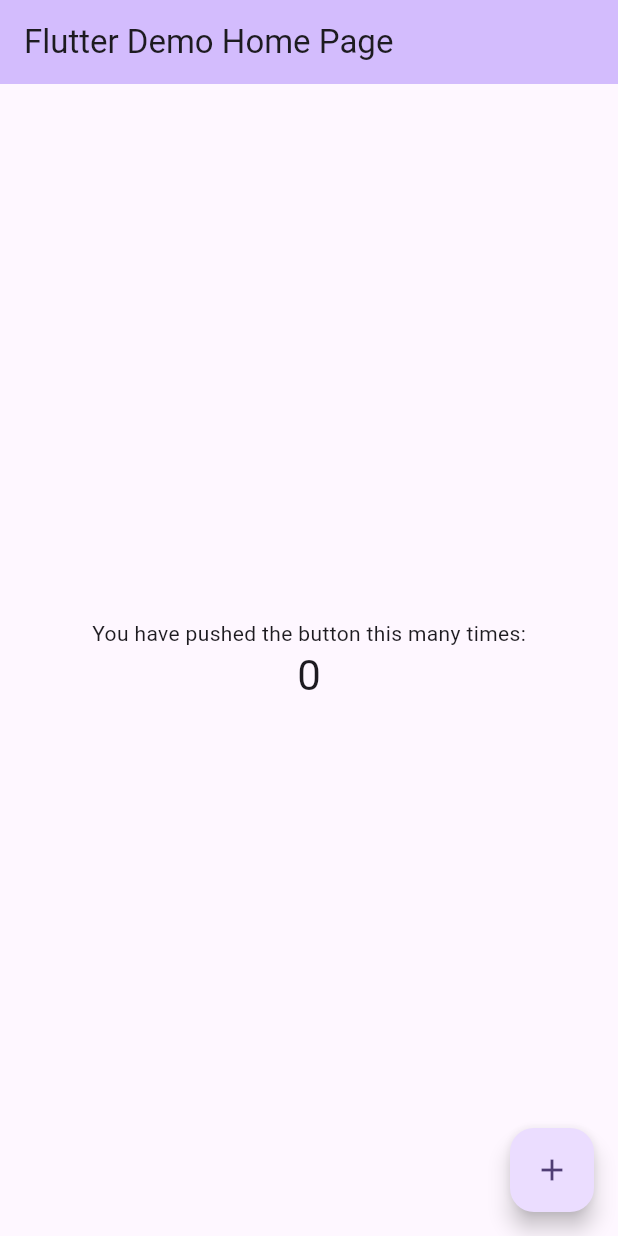
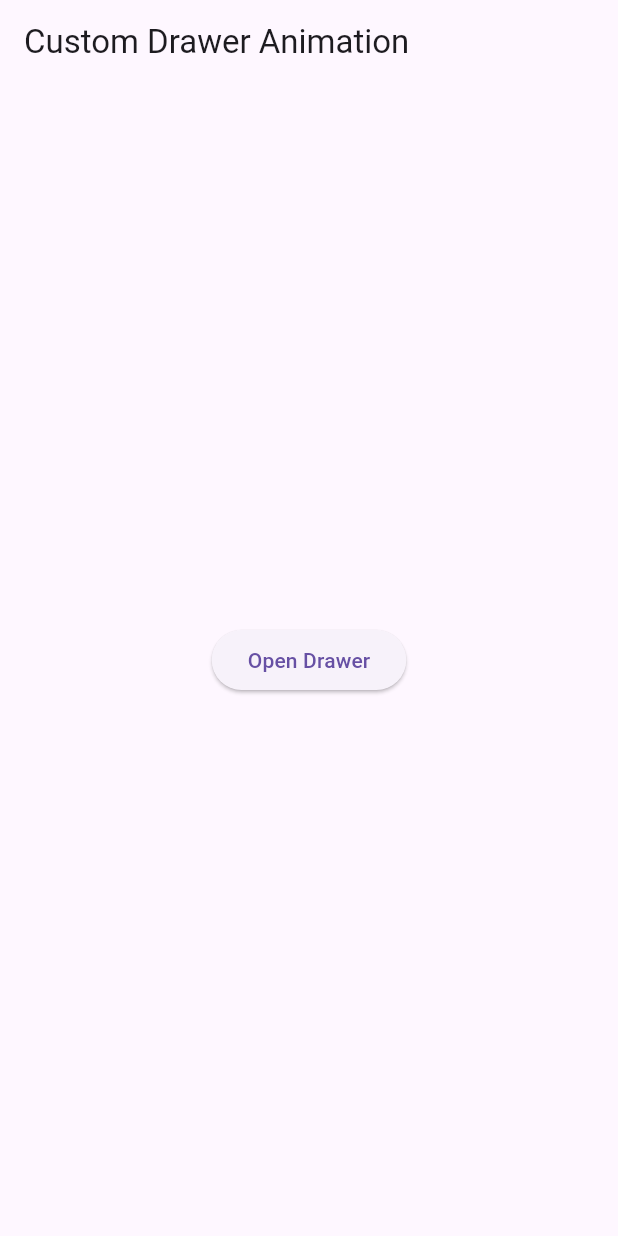
Before and after one commit to hasanalbanna012/practice-sheet, a Flutter app: the screen it shows after launch, on a phone screen of 412 x 824 dp. Run offline on Flutter 3.47's test engine with Material 3 defaults, Android fonts, the phone set to English and light mode, and no system bars; our stand-ins replace image_picker.

Commit message:
all done

```diff
--- a/task19/lib/main.dart
+++ b/task19/lib/main.dart
@@ -7,116 +7,112 @@ void main() {
 class MyApp extends StatelessWidget {
   const MyApp({super.key});
 
-  // This widget is the root of your application.
   @override
   Widget build(BuildContext context) {
     return MaterialApp(
-      title: 'Flutter Demo',
-      theme: ThemeData(
-        // This is the theme of your application.
-        //
-        // TRY THIS: Try running your application with "flutter run". You'll see
-        // the application has a purple toolbar. Then, without quitting the app,
-        // try changing the seedColor in the colorScheme below to Colors.green
-        // and then invoke "hot reload" (save your changes or press the "hot
-        // reload" button in a Flutter-supported IDE, or press "r" if you used
-        // the command line to start the app).
-        //
-        // Notice that the counter didn't reset back to zero; the application
-        // state is not lost during the reload. To reset the state, use hot
-        // restart instead.
-        //
-        // This works for code too, not just values: Most code changes can be
-        // tested with just a hot reload.
-        colorScheme: ColorScheme.fromSeed(seedColor: Colors.deepPurple),
-      ),
-      home: const MyHomePage(title: 'Flutter Demo Home Page'),
+      title: 'Custom Drawer Animation',
+      theme: ThemeData(useMaterial3: true),
+      home: const CustomDrawerScreen(),
     );
   }
 }
 
-class MyHomePage extends StatefulWidget {
-  const MyHomePage({super.key, required this.title});
-
-  // This widget is the home page of your application. It is stateful, meaning
-  // that it has a State object (defined below) that contains fields that affect
-  // how it looks.
-
-  // This class is the configuration for the state. It holds the values (in this
-  // case the title) provided by the parent (in this case the App widget) and
-  // used by the build method of the State. Fields in a Widget subclass are
-  // always marked "final".
-
-  final String title;
+class CustomDrawerScreen extends StatefulWidget {
+  const CustomDrawerScreen({super.key});
 
   @override
-  State<MyHomePage> createState() => _MyHomePageState();
+  State<CustomDrawerScreen> createState() => _CustomDrawerScreenState();
 }
 
-class _MyHomePageState extends State<MyHomePage> {
-  int _counter = 0;
+class _CustomDrawerScreenState extends State<CustomDrawerScreen>
+    with SingleTickerProviderStateMixin {
+  late AnimationController _animationController;
+  late Animation<Offset> _slideAnimation;
 
-  void _incrementCounter() {
-    setState(() {
-      // This call to setState tells the Flutter framework that something has
-      // changed in this State, which causes it to rerun the build method below
-      // so that the display can reflect the updated values. If we changed
-      // _counter without calling setState(), then the build method would not be
-      // called again, and so nothing would appear to happen.
-      _counter++;
+  @override
+  void initState() {
+    super.initState();
+    _animationController = AnimationController(
+      duration: const Duration(milliseconds: 500),
+      vsync: this,
+    )..addListener(() {
+        setState(() {});
       });
+
+    _slideAnimation = Tween<Offset>(
+      begin: const Offset(-1, 0),
+      end: Offset.zero,
+    ).animate(CurvedAnimation(
+      parent: _animationController,
+      curve: Curves.easeInOut,
+    ));
+  }
+
+  @override
+  void dispose() {
+    _animationController.dispose();
+    super.dispose();
+  }
+
+  void _toggleDrawer() {
+    if (_animationController.isCompleted) {
+      _animationController.reverse();
+    } else {
+      _animationController.forward();
+    }
   }
 
   @override
   Widget build(BuildContext context) {
-    // This method is rerun every time setState is called, for instance as done
-    // by the _incrementCounter method above.
-    //
-    // The Flutter framework has been optimized to make rerunning build methods
-    // fast, so that you can just rebuild anything that needs updating rather
-    // than having to individually change instances of widgets.
     return Scaffold(
-      appBar: AppBar(
-        // TRY THIS: Try changing the color here to a specific color (to
-        // Colors.amber, perhaps?) and trigger a hot reload to see the AppBar
-        // change color while the other colors stay the same.
-        backgroundColor: Theme.of(context).colorScheme.inversePrimary,
-        // Here we take the value from the MyHomePage object that was created by
-        // the App.build method, and use it to set our appbar title.
-        title: Text(widget.title),
+      appBar: AppBar(title: const Text('Custom Drawer Animation')),
+      body: Stack(
+        children: [
+          // Main Content
+          Center(
+            child: ElevatedButton(
+              onPressed: _toggleDrawer,
+              child: const Text('Open Drawer'),
             ),
-      body: Center(
-        // Center is a layout widget. It takes a single child and positions it
-        // in the middle of the parent.
+          ),
+
+          // Drawer - Animated Slide from Left
+          SlideTransition(
+            position: _slideAnimation,
+            child: Material(
+              color: Colors.blueGrey.withOpacity(0.9),
+              child: SafeArea(
                 child: Column(
-          // Column is also a layout widget. It takes a list of children and
-          // arranges them vertically. By default, it sizes itself to fit its
-          // children horizontally, and tries to be as tall as its parent.
-          //
-          // Column has various properties to control how it sizes itself and
-          // how it positions its children. Here we use mainAxisAlignment to
-          // center the children vertically; the main axis here is the vertical
-          // axis because Columns are vertical (the cross axis would be
-          // horizontal).
-          //
-          // TRY THIS: Invoke "debug painting" (choose the "Toggle Debug Paint"
-          // action in the IDE, or press "p" in the console), to see the
-          // wireframe for each widget.
-          mainAxisAlignment: MainAxisAlignment.center,
-          children: <Widget>[
-            const Text('You have pushed the button this many times:'),
-            Text(
-              '$_counter',
-              style: Theme.of(context).textTheme.headlineMedium,
+                  children: [
+                    const SizedBox(height: 50),
+                    ListTile(
+                      title: const Text(
+                        'Home',
+                        style: TextStyle(color: Colors.white, fontSize: 18),
+                      ),
+                      onTap: () {},
+                    ),
+                    ListTile(
+                      title: const Text(
+                        'Settings',
+                        style: TextStyle(color: Colors.white, fontSize: 18),
+                      ),
+                      onTap: () {},
+                    ),
+                    ListTile(
+                      title: const Text(
+                        'Profile',
+                        style: TextStyle(color: Colors.white, fontSize: 18),
+                      ),
+                      onTap: () {},
                     ),
                   ],
                 ),
               ),
-      floatingActionButton: FloatingActionButton(
-        onPressed: _incrementCounter,
-        tooltip: 'Increment',
-        child: const Icon(Icons.add),
-      ), // This trailing comma makes auto-formatting nicer for build methods.
+            ),
+          ),
+        ],
+      ),
     );
   }
 }
```
Lines whose indentation alone changed are shown as unchanged.
